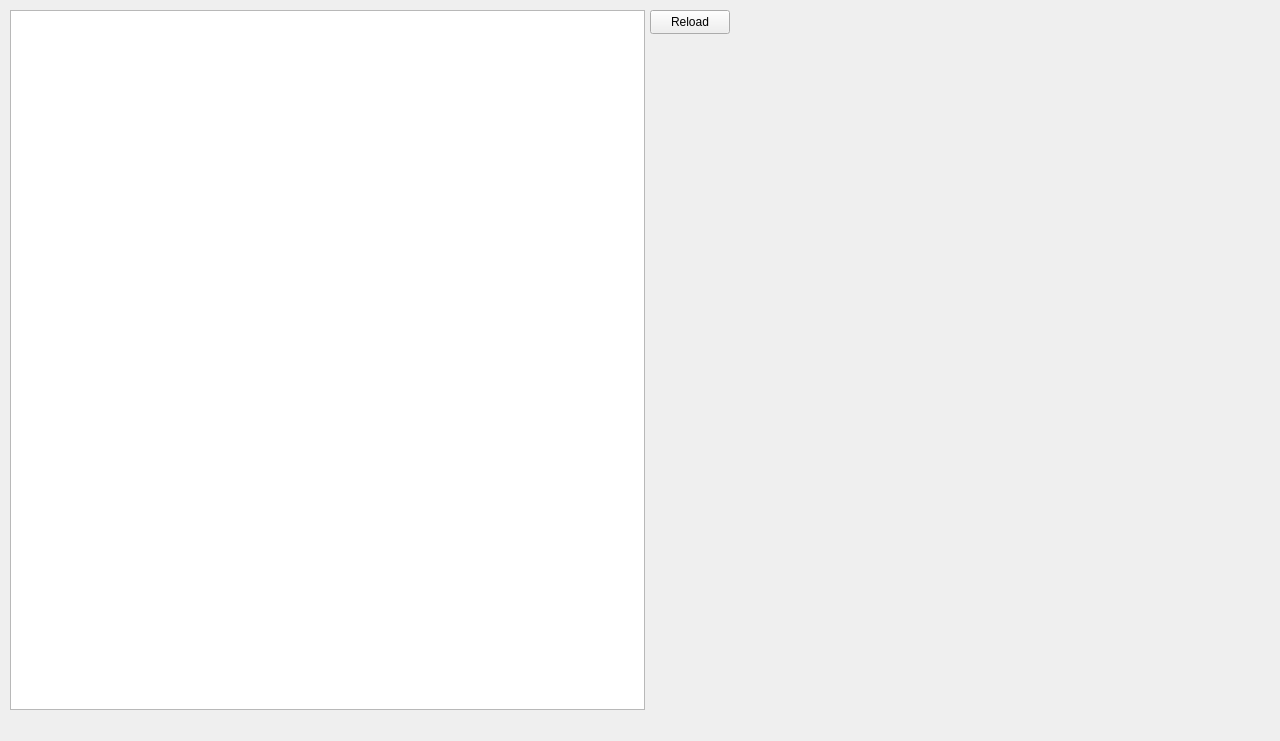
Before: the Qt Designer form client/mainwindow.ui in 23vbq/tv-managing-system, drawn with Qt 5.
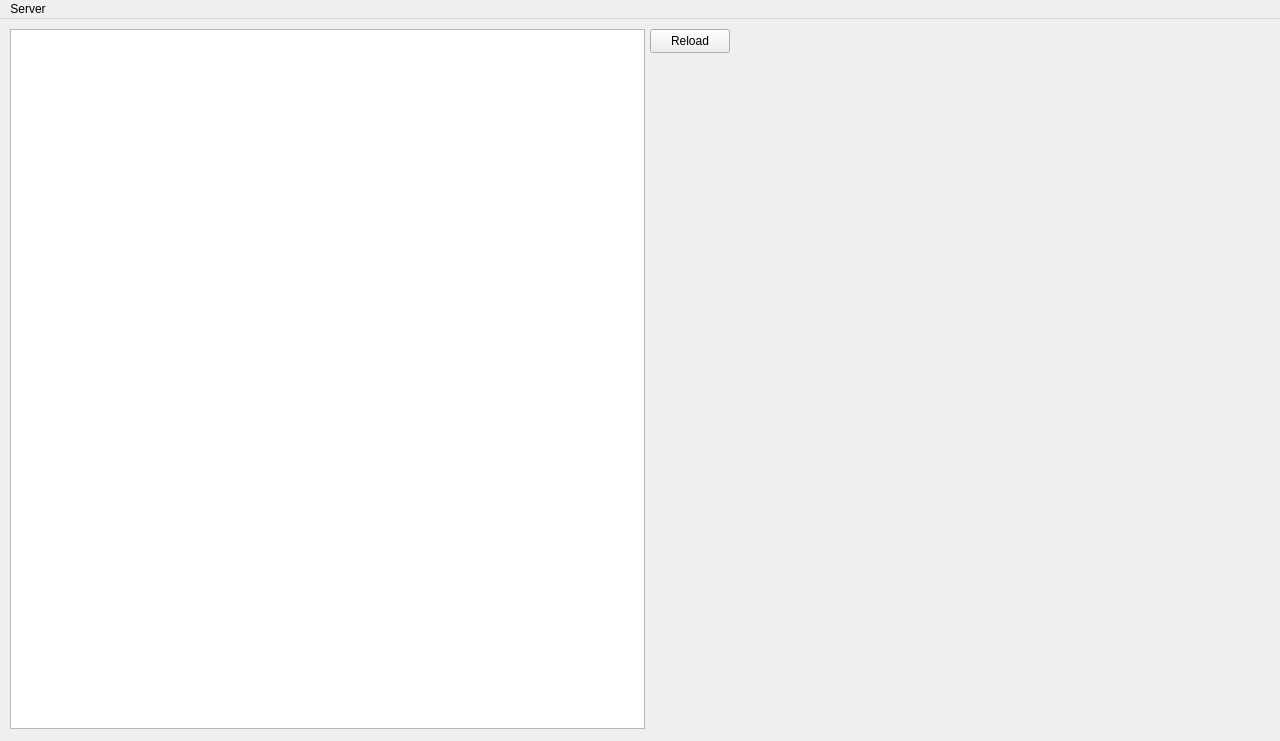
After: the same form once the commit is applied.

```diff
--- a/client/mainwindow.ui
+++ b/client/mainwindow.ui
@@ -47,6 +47,15 @@
      <height>21</height>
     </rect>
    </property>
+   <widget class="QMenu" name="menuServer">
+    <property name="title">
+     <string>Server</string>
+    </property>
+    <addaction name="actionConnect_to"/>
+    <addaction name="actionReconnect"/>
+    <addaction name="actionDisconnect"/>
+   </widget>
+   <addaction name="menuServer"/>
   </widget>
  </widget>
  <resources/>
```
Left out of the diff: 15 changed lines with no effect on the pictures.
